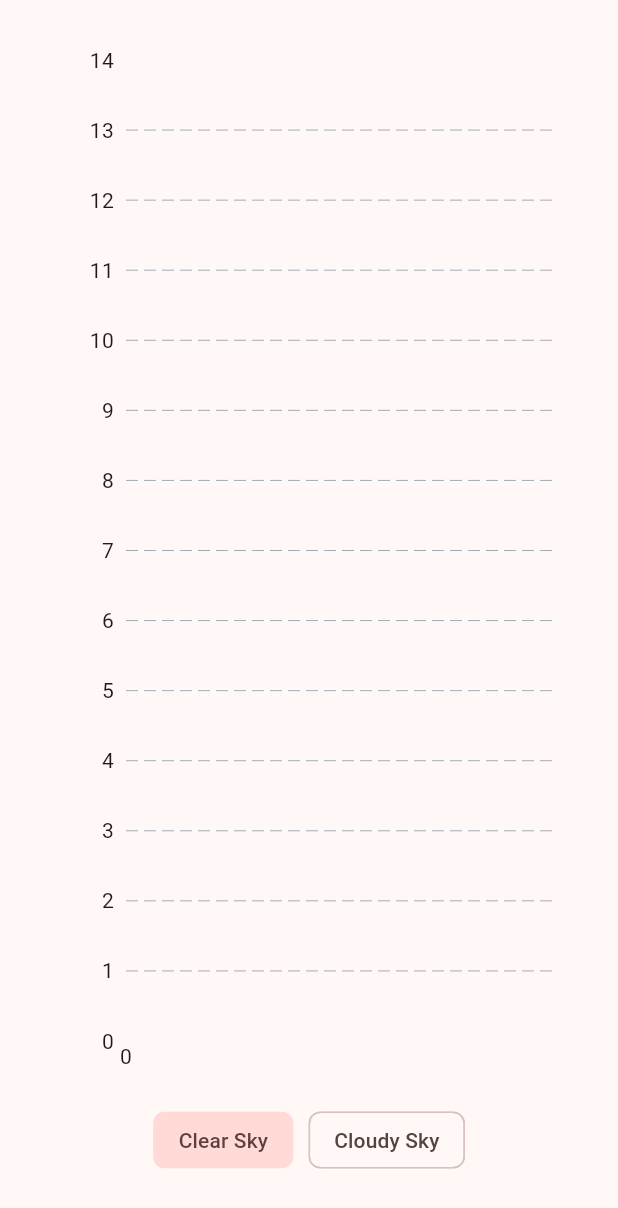
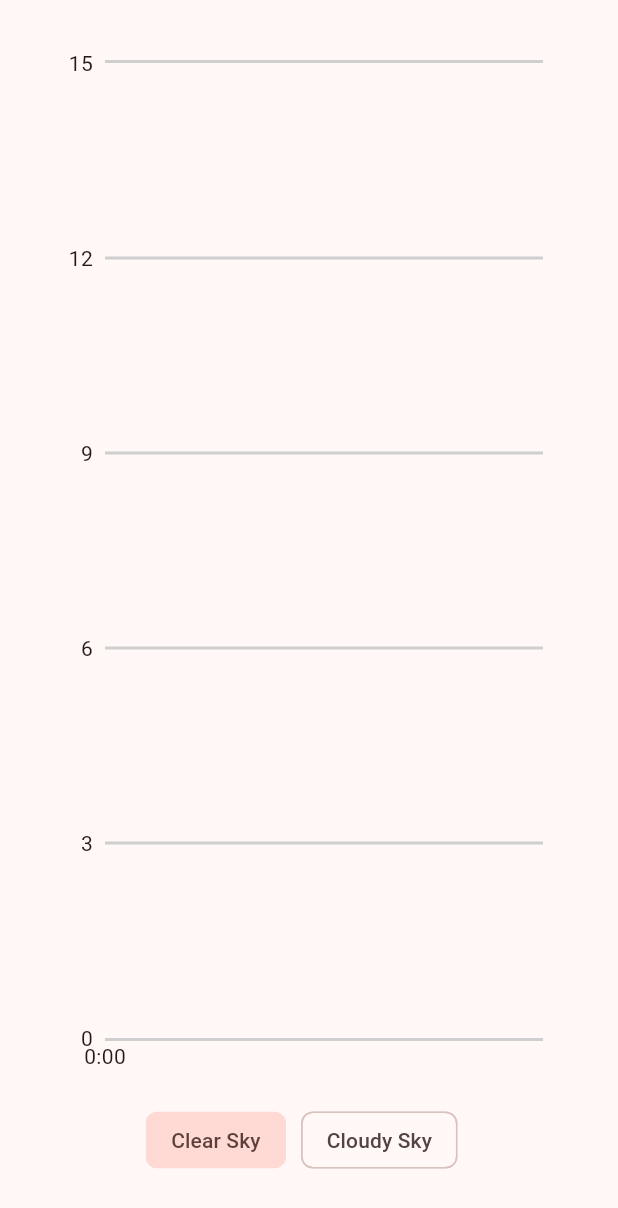
Before and after one commit to bevanw/uv_flutter_app, a Flutter app: the UVForecastChart widget shown alone on an empty page, opened directly with empty values, on a phone screen of 412 x 824 dp. Shown: the top 1208 px of the screen. Run offline on Flutter 3.47's test engine with Material 3 defaults, Android fonts, the light colour scheme and no system bars; drawn by our look-alikes of fl_chart; our stand-ins replace flutter_local_notifications, flutter_riverpod; network calls fail.

Commit message:
improved chart

```diff
--- a/lib/apis/niwa/models/uv_index.dart
+++ b/lib/apis/niwa/models/uv_index.dart
@@ -14,7 +14,7 @@ class UVIndex {
   static final UVRange extreme = UVRange(color: AppColors.light, min: 12, max: maxIndex);
 
   static const num minIndex = 0;
-  static const num maxIndex = 14;
+  static const num maxIndex = 15;
 
   UVIndex({
     required this.time,
--- a/lib/constants/colors.dart
+++ b/lib/constants/colors.dart
@@ -2,9 +2,11 @@ import 'package:flutter/material.dart';
 
 /// Reference: https://www.color-hex.com/color-palette/6060
 class AppColors {
-  static const Color dark = Colors.redAccent;
+  static const Color dark = Colors.red;
   static const Color darkMedium = Colors.deepOrange;
   static const Color middle = Colors.deepOrangeAccent;
   static const Color lightMedium = Colors.orange;
   static const Color light = Colors.orangeAccent;
+
+  static const Color gridLines = Color.fromARGB(255, 207, 207, 207);
 }
--- a/lib/views/tabs/uv_forecast_view.dart
+++ b/lib/views/tabs/uv_forecast_view.dart
@@ -77,7 +77,7 @@ class _UVForecastChartState extends State<UVForecastChart> {
     return Padding(
       padding: const EdgeInsets.only(
         left: 40,
-        right: 40,
+        right: 50,
         bottom: 40,
         top: 40,
       ),
@@ -95,22 +95,38 @@ class _UVForecastChartState extends State<UVForecastChart> {
                   topTitles: const AxisTitles(
                     sideTitles: SideTitles(showTitles: false),
                   ),
+                  leftTitles: const AxisTitles(
+                    sideTitles: SideTitles(
+                      showTitles: true,
+                      reservedSize: 30,
+                      interval: 3,
+                    ),
+                  ),
                   bottomTitles: AxisTitles(
                     sideTitles: SideTitles(
                       showTitles: true,
+                      interval: 2,
                       getTitlesWidget: (value, meta) {
-                        return Text("${value.toInt()}");
+                        return Text("${value.toInt()}:00");
                       },
                     ),
                   ),
                 ),
-                gridData: const FlGridData(
+                gridData: FlGridData(
                   show: true,
                   drawVerticalLine: false,
-                  horizontalInterval: 1,
+                  horizontalInterval: 3,
+                  drawHorizontalLine: true,
+                  getDrawingHorizontalLine: (value) {
+                    return const FlLine(
+                      color: AppColors.gridLines,
+                      strokeWidth: 2,
+                    );
+                  },
                 ),
                 borderData: FlBorderData(
-                  show: false,
+                  show: true,
+                  border: const Border.symmetric(horizontal: BorderSide(color: AppColors.gridLines, width: 2)),
                 ),
                 lineBarsData: [
                   if (skyTypeFilter == SkyTypes.clear)
--- a/pubspec.yaml
+++ b/pubspec.yaml
@@ -20,7 +20,7 @@ publish_to: "none" # Remove this line if you wish to publish to pub.dev
 version: 1.0.0+1
 
 environment:
-  sdk: ">=3.1.3 <4.0.0"
+  sdk: ">=3.2.0 <4.0.0"
 
 # Dependencies specify other packages that your package needs in order to work.
 # To automatically upgrade your package dependencies to the latest versions
@@ -36,9 +36,9 @@ dependencies:
   # Use with the CupertinoIcons class for iOS style icons.
   cupertino_icons: ^1.0.2
   http: ^1.1.0
-  xml: ^6.3.0
+  xml: ^6.5.0
   flutter_riverpod: ^2.4.1
-  fl_chart: ^0.64.0
+  fl_chart: ^0.65.0
   flutter_local_notifications: ^16.1.0
   timezone: ^0.9.2
 
```
Also changed, not shown: pubspec.lock, 1 other file.
